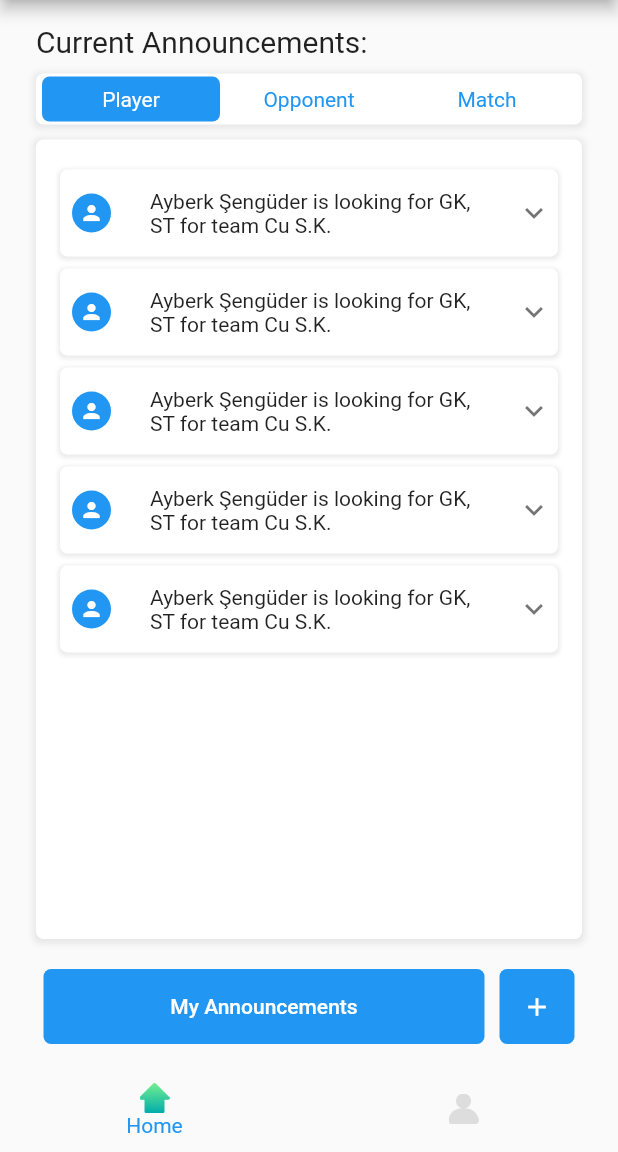
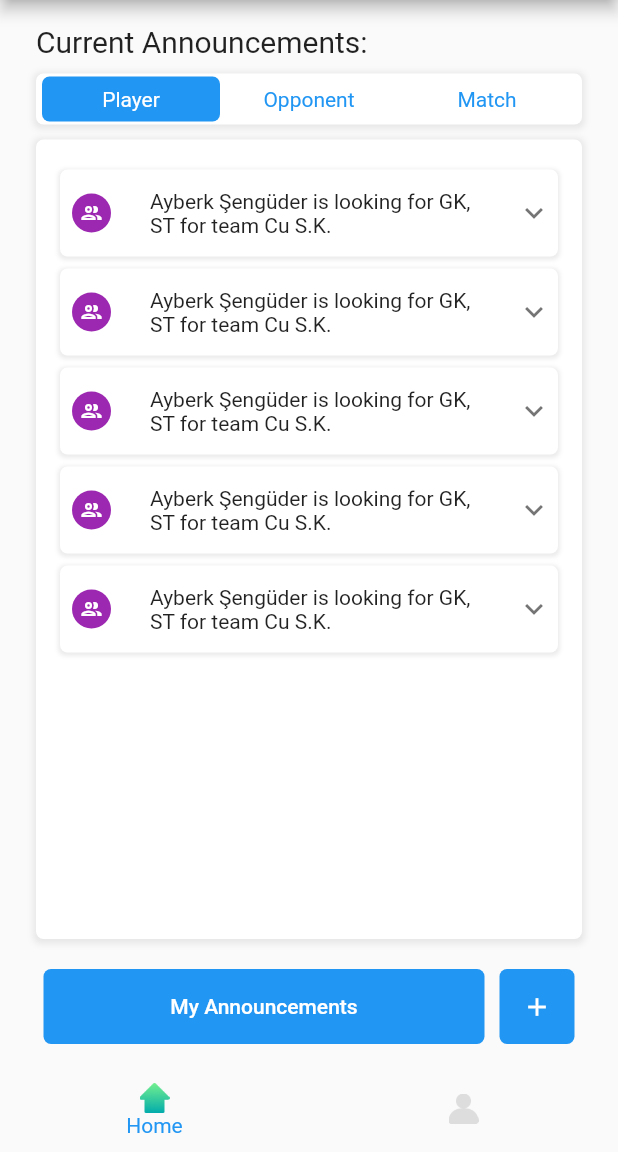
Before and after one commit to merakserhat/BilFoot2-combined, a Flutter app: the screen it shows after launch, on a phone screen of 412 x 824 dp, the part 84-1236 px from its top. Run offline on Flutter 3.47's test engine with Material 2 defaults, Android fonts, the phone set to English and light mode, and no system bars; our stand-ins replace adaptive_theme, bloc, equatable, flutter_bloc, flutter_colorpicker.

Commit message:
announcement list item for every type of announcement

```diff
--- a/BilFoot_flutter/bilfoot/lib/data/models/announcements/opponent_announcement_model.dart
+++ b/BilFoot_flutter/bilfoot/lib/data/models/announcements/opponent_announcement_model.dart
@@ -12,7 +12,7 @@ class OpponentAnnouncementModel {
   late final PlayerModel announcer;
   late final MatchModel? match;
   late final DateTime date;
-  late final TeamModel? teamModel;
+  late final TeamModel teamModel;
 
   OpponentAnnouncementModel.fromJson(Map<String, dynamic> json) {
     announcer = PlayerModel.fromJson(json['pitch']);
@@ -20,6 +20,6 @@ class OpponentAnnouncementModel {
         json['match'] == null ? null : MatchModel.fromJson(json['matchTime']);
     DateTime dataDate = DateTime.parse(json['date']);
     date = DateTime(dataDate.year, dataDate.month, dataDate.day);
-    teamModel = json["team"] = TeamModel.fromJson(json["team"]);
+    teamModel = TeamModel.fromJson(json["team"]);
   }
 }
--- a/BilFoot_flutter/bilfoot/lib/views/screens/home_page/widgets/announcement_list_item.dart
+++ b/BilFoot_flutter/bilfoot/lib/views/screens/home_page/widgets/announcement_list_item.dart
@@ -1,15 +1,27 @@
 import 'package:bilfoot/config/constants/program_constants.dart';
+import 'package:bilfoot/data/models/announcements/match_announcement_model.dart';
+import 'package:bilfoot/data/models/announcements/opponent_announcement_model.dart';
 import 'package:bilfoot/data/models/announcements/player_announcement_model.dart';
 import 'package:bilfoot/views/screens/team_page/widgets/circular_button_in_list_item.dart';
 import 'package:flutter/material.dart';
 
 class AnnouncementListItem extends StatefulWidget {
-  const AnnouncementListItem(
-      {Key? key, this.invited = false, required this.playerAnnouncement})
-      : super(key: key);
+  AnnouncementListItem(
+      {Key? key,
+      this.invited = false,
+      this.playerAnnouncement,
+      this.opponentAnnouncement,
+      this.matchAnnouncement})
+      : super(key: key) {
+    assert(playerAnnouncement != null ||
+        opponentAnnouncement != null ||
+        matchAnnouncement != null);
+  }
 
   final bool invited;
-  final PlayerAnnouncementModel playerAnnouncement;
+  final PlayerAnnouncementModel? playerAnnouncement;
+  final OpponentAnnouncementModel? opponentAnnouncement;
+  final MatchAnnouncementModel? matchAnnouncement;
 
   @override
   State<AnnouncementListItem> createState() => _AnnouncementItemState();
@@ -43,12 +55,7 @@ class _AnnouncementItemState extends State<AnnouncementListItem> {
             _getTitleText(),
             style: Theme.of(context).textTheme.bodyText2,
           ),
-          leading: CircularButtonInListItem(
-            buttonType: CircularButtonInListItem.profileButton,
-            onTap: () {
-              //TODO: Profile
-            },
-          ),
+          leading: _getLeadingButton(),
           tilePadding: const EdgeInsets.symmetric(horizontal: 4),
           childrenPadding: const EdgeInsets.symmetric(horizontal: 4),
           children: [
@@ -89,10 +96,39 @@ class _AnnouncementItemState extends State<AnnouncementListItem> {
   }
 
   String _getTitleText() {
-    if (widget.playerAnnouncement.forTeam) {
-      return '${widget.playerAnnouncement.announcer.fullName} is looking for ${widget.playerAnnouncement.positions.toString().substring(1, widget.playerAnnouncement.positions.toString().length - 1)} for team ${widget.playerAnnouncement.teamModel!.name}.';
+    if (widget.playerAnnouncement != null) {
+      if (widget.playerAnnouncement!.forTeam) {
+        return '${widget.playerAnnouncement!.announcer.fullName} is looking for ${widget.playerAnnouncement!.positions.toString().substring(1, widget.playerAnnouncement!.positions.toString().length - 1)} for team ${widget.playerAnnouncement!.teamModel!.name}.';
+      } else {
+        return '${widget.playerAnnouncement!.announcer.fullName} is looking for ${widget.playerAnnouncement!.positions.toString().substring(1, widget.playerAnnouncement!.positions.toString().length - 1)}.';
+      }
+    } else if (widget.opponentAnnouncement != null) {
+      return '${widget.opponentAnnouncement!.announcer.fullName}\'s team ${widget.opponentAnnouncement!.teamModel.name} is looking for an opponent to play.';
     } else {
-      return '${widget.playerAnnouncement.announcer.fullName} is looking for ${widget.playerAnnouncement.positions.toString().substring(1, widget.playerAnnouncement.positions.toString().length - 1)}.';
+      return '${widget.matchAnnouncement!.announcer.fullName} is looking for a match to play.';
+    }
+  }
+
+  Widget _getLeadingButton() {
+    if (widget.opponentAnnouncement != null ||
+        (widget.playerAnnouncement != null &&
+            widget.playerAnnouncement!.forTeam)) {
+      return Container(
+        margin: const EdgeInsets.only(right: 5),
+        child: CircularButtonInListItem(
+          buttonType: CircularButtonInListItem.teamButton,
+          onTap: () {
+            //TODO: Team
+          },
+        ),
+      );
+    } else {
+      return CircularButtonInListItem(
+        buttonType: CircularButtonInListItem.profileButton,
+        onTap: () {
+          //TODO: Profile
+        },
+      );
     }
   }
 }
--- a/BilFoot_flutter/bilfoot/lib/views/screens/team_page/widgets/circular_button_in_list_item.dart
+++ b/BilFoot_flutter/bilfoot/lib/views/screens/team_page/widgets/circular_button_in_list_item.dart
@@ -12,6 +12,7 @@ class CircularButtonInListItem extends StatelessWidget {
   static const String kickButton = "kick";
   static const String captainButton = "captain";
   static const String inviteButton = "invite";
+  static const String teamButton = "team";
 
   final Map<String, Map<String, dynamic>> buttonData = {
     profileButton: {
@@ -29,6 +30,10 @@ class CircularButtonInListItem extends StatelessWidget {
     inviteButton: {
       "color": Colors.green,
       "icon": Icons.add,
+    },
+    teamButton: {
+      "color": Colors.purple,
+      "icon": Icons.group_outlined,
     },
   };
 
```
